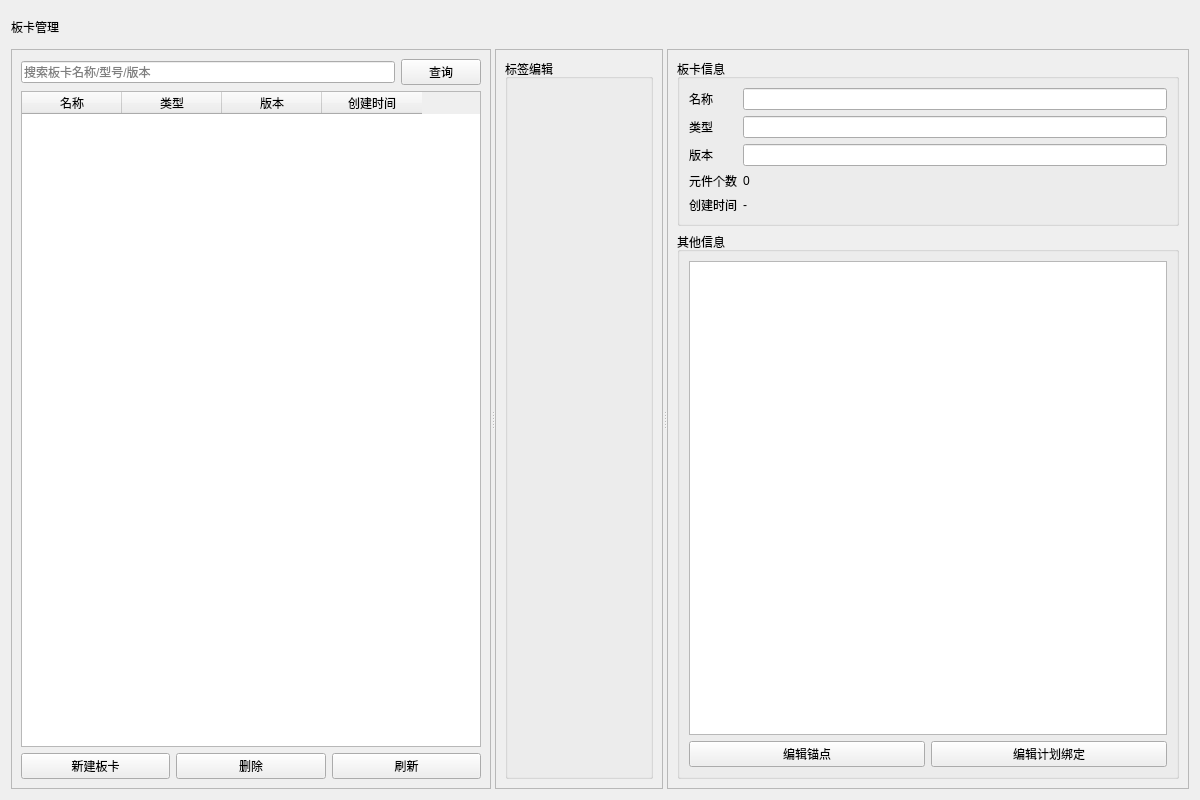
Before: the Qt Designer form BoardManager/boardmanager.ui in whaip/ATS, drawn with Qt 5.
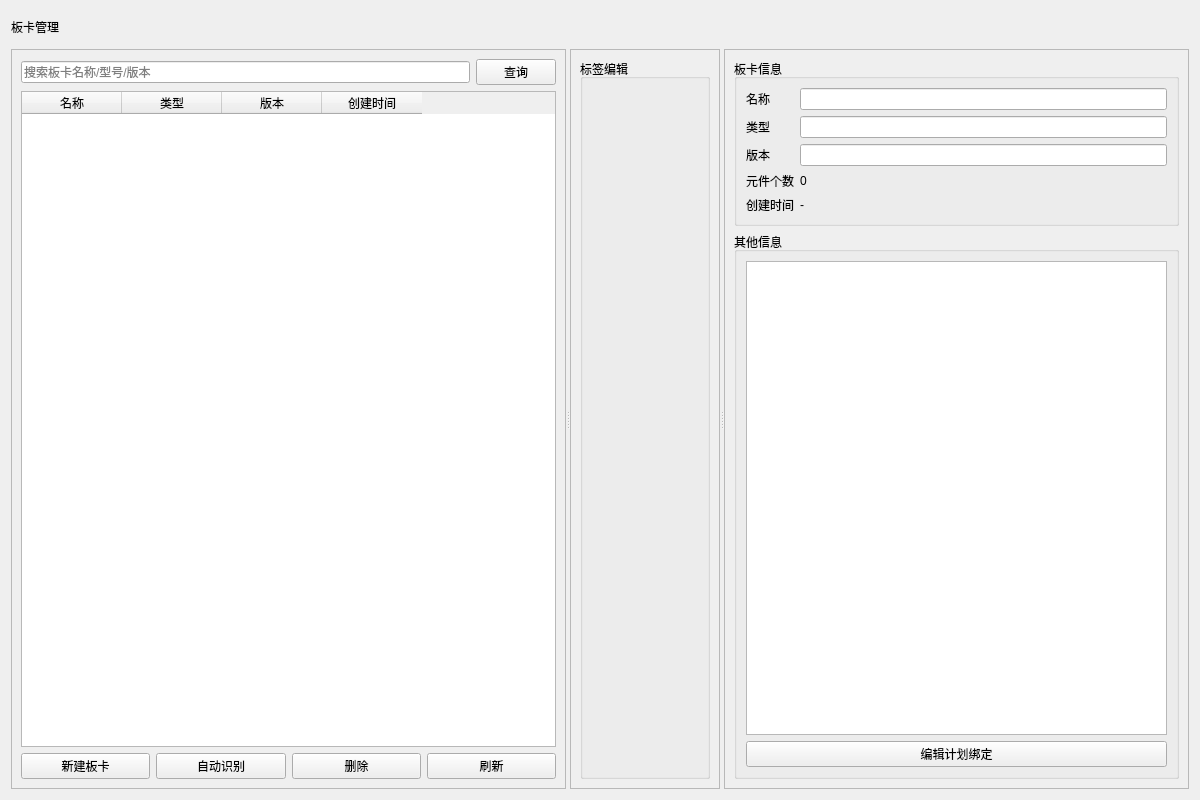
After: the same form once the commit is applied.

Diff of the .ui file:
```diff
--- a/BoardManager/boardmanager.ui
+++ b/BoardManager/boardmanager.ui
@@ -100,6 +100,13 @@
            </property>
           </widget>
          </item>
+                 <item>
+                    <widget class="QPushButton" name="buttonAutoRecognizeBoard">
+                     <property name="text">
+                        <string>自动识别</string>
+                     </property>
+                    </widget>
+                 </item>
          <item>
           <widget class="QPushButton" name="buttonDeleteBoard">
            <property name="text">
@@ -232,13 +239,6 @@
           </item>
          <item>
           <layout class="QHBoxLayout" name="horizontalLayout_bindingsActions">
-           <item>
-            <widget class="QPushButton" name="buttonEditAnchors">
-             <property name="text">
-              <string>编辑锚点</string>
-             </property>
-            </widget>
-           </item>
            <item>
             <widget class="QPushButton" name="buttonEditPlanBindings">
              <property name="text">
```
